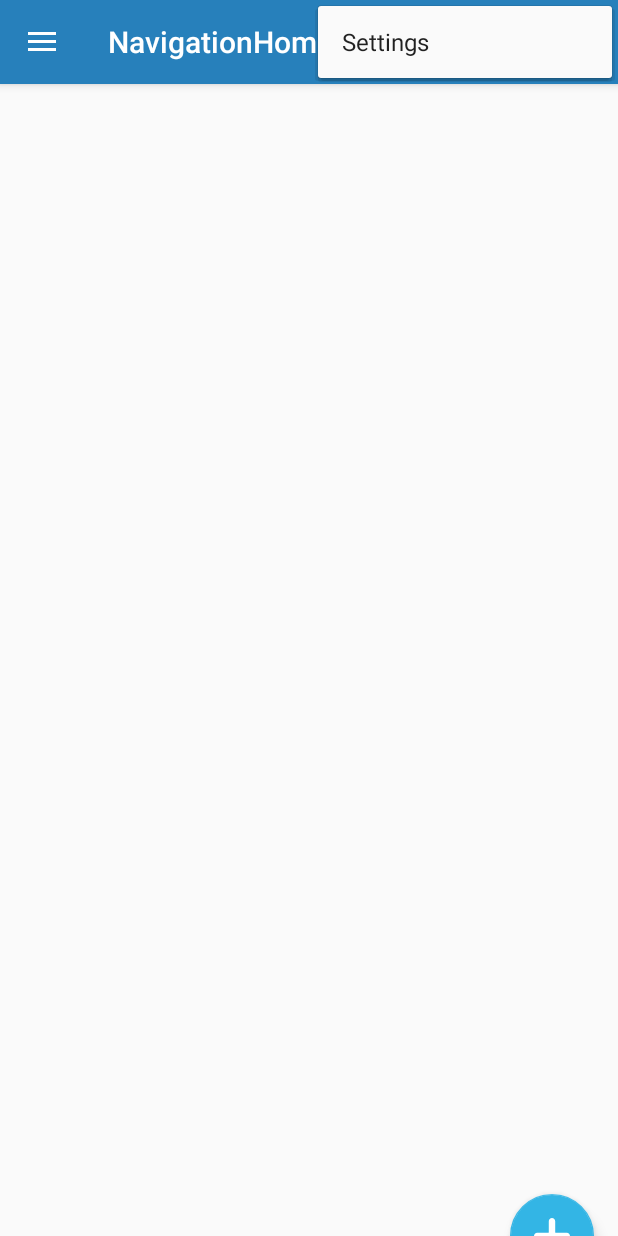
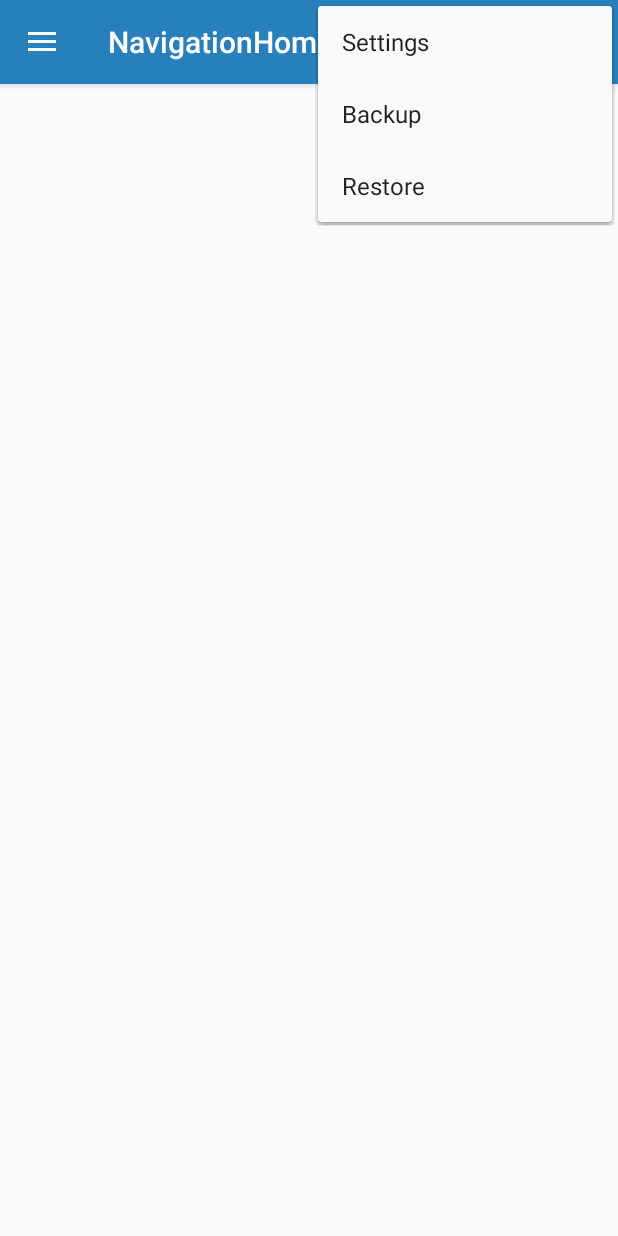
Before and after one commit to aniket2098/NotesApp, an Android app: the screen it shows after launch (NavigationHome), with the options menu open, on a phone screen of 412 x 824 dp. Run offline under Robolectric (Android 15) with nearby library versions, the phone set to English and light mode, and no system bars.

Commit message:
Auto backup using job scheduler. Backup and Restore and a few validations added.

```diff
--- a/app/build.gradle
+++ b/app/build.gradle
@@ -4,7 +4,7 @@ android {
     compileSdkVersion 28
     defaultConfig {
         applicationId "com.example.josh.joshtrainingapp"
-        minSdkVersion 21
+        minSdkVersion 23
         targetSdkVersion 28
         versionCode 1
         versionName "1.0"
--- a/app/src/main/AndroidManifest.xml
+++ b/app/src/main/AndroidManifest.xml
@@ -2,6 +2,7 @@
 <manifest xmlns:android="http://schemas.android.com/apk/res/android"
     xmlns:tools="http://schemas.android.com/tools"
     package="com.example.josh.joshtrainingapp">
+<uses-permission android:name="android.permission.WRITE_EXTERNAL_STORAGE"/>
 
     <application
         android:allowBackup="true"
@@ -10,7 +11,10 @@
         android:roundIcon="@mipmap/ic_launcher_round"
         android:supportsRtl="true"
         android:theme="@style/AppTheme"
-        tools:ignore="AllowBackup">
+        tools:ignore="AllowBackup,GoogleAppIndexingWarning">
+        <service
+            android:name=".Services.JobBackup"
+            android:permission="android.permission.BIND_JOB_SERVICE"/>
         <activity
             android:name=".Activity.MainActivity"
             android:noHistory="true">
--- a/app/src/main/java/com/example/josh/joshtrainingapp/Fragment/NotesFragment.java
+++ b/app/src/main/java/com/example/josh/joshtrainingapp/Fragment/NotesFragment.java
@@ -1,5 +1,7 @@
 package com.example.josh.joshtrainingapp.Fragment;
 
+import android.app.job.JobInfo;
+import android.app.job.JobScheduler;
 import android.content.Context;
 import android.content.SharedPreferences;
 import android.database.Cursor;
@@ -12,11 +14,14 @@ import android.support.v7.widget.DefaultItemAnimator;
 import android.support.v7.widget.GridLayoutManager;
 import android.support.v7.widget.LinearLayoutManager;
 import android.support.v7.widget.RecyclerView;
+import android.util.Log;
 import android.view.LayoutInflater;
 import android.view.View;
 import android.view.ViewGroup;
+import android.widget.SearchView;
 import android.widget.TextView;
 
+import com.example.josh.joshtrainingapp.Activity.NavigationHome;
 import com.example.josh.joshtrainingapp.Adapter.NotesAdapter;
 import com.example.josh.joshtrainingapp.Database.DBManager;
 import com.example.josh.joshtrainingapp.DataObject.NoteDisplayObject;
--- /dev/null
+++ b/app/src/main/res/drawable/ic_add_black_24dp.xml
@@ -0,0 +1,9 @@
+<vector xmlns:android="http://schemas.android.com/apk/res/android"
+        android:width="24dp"
+        android:height="24dp"
+        android:viewportWidth="24.0"
+        android:viewportHeight="24.0">
+    <path
+        android:fillColor="#FFffffff"
+        android:pathData="M19,13h-6v6h-2v-6H5v-2h6V5h2v6h6v2z"/>
+</vector>
--- a/app/src/main/res/layout/app_bar_navigation_home.xml
+++ b/app/src/main/res/layout/app_bar_navigation_home.xml
@@ -16,7 +16,10 @@
             android:layout_width="match_parent"
             android:layout_height="?attr/actionBarSize"
             android:background="?attr/colorPrimary"
-            app:popupTheme="@style/AppTheme.PopupOverlay" />
+            app:popupTheme="@style/AppTheme.PopupOverlay" >
+
+        </android.support.v7.widget.Toolbar>
+
 
     </android.support.design.widget.AppBarLayout>
 
--- a/app/src/main/res/layout/fragment_add_note.xml
+++ b/app/src/main/res/layout/fragment_add_note.xml
@@ -110,5 +110,5 @@
         android:layout_marginBottom="16dp"
         app:layout_constraintBottom_toBottomOf="parent"
         app:layout_constraintEnd_toEndOf="parent"
-        app:srcCompat="@android:drawable/checkbox_on_background" />
+        app:srcCompat="@drawable/ic_done_black_24dp" />
 </android.support.constraint.ConstraintLayout>
--- a/app/src/main/res/layout/fragment_notes.xml
+++ b/app/src/main/res/layout/fragment_notes.xml
@@ -9,16 +9,52 @@
 
     <!-- TODO: Update blank fragment layout -->
 
+    <TextView
+        android:id="@+id/textView"
+        android:layout_width="match_parent"
+        android:layout_height="70dp"
+        android:background="@color/colorPrimary"
+        android:visibility="gone"
+        app:layout_constraintTop_toTopOf="parent"
+        tools:layout_editor_absoluteX="0dp" />
+
+    <android.support.v7.widget.CardView
+        android:id="@+id/cardView"
+        android:layout_width="match_parent"
+        android:layout_height="wrap_content"
+        android:layout_margin="12dp"
+        android:layout_marginTop="8dp"
+        android:visibility="gone"
+        app:cardBackgroundColor="@android:color/transparent"
+        app:cardCornerRadius="5dp"
+        app:layout_constraintTop_toTopOf="parent"
+        tools:layout_editor_absoluteX="12dp">
+
+        <SearchView
+            android:id="@+id/searchView"
+            android:layout_width="match_parent"
+            android:layout_height="50dp"
+            android:background="@android:color/white"
+            app:layout_constraintEnd_toEndOf="parent"
+            app:layout_constraintStart_toStartOf="parent"
+            app:layout_constraintTop_toTopOf="parent">
+
+        </SearchView>
+    </android.support.v7.widget.CardView>
+
     <android.support.v7.widget.RecyclerView
         android:id="@+id/notesRecycler"
         android:layout_width="match_parent"
-        android:layout_height="match_parent"
+        android:layout_height="0dp"
         android:layout_marginStart="5dp"
         android:layout_marginTop="8dp"
         android:layout_marginEnd="5dp"
+        android:layout_marginBottom="8dp"
+        app:layout_constraintBottom_toBottomOf="parent"
         app:layout_constraintEnd_toEndOf="parent"
+        app:layout_constraintHorizontal_bias="0.0"
         app:layout_constraintStart_toStartOf="parent"
-        app:layout_constraintTop_toTopOf="parent" />
+        app:layout_constraintTop_toBottomOf="@+id/textView" />
 
     <android.support.design.widget.FloatingActionButton
         android:id="@+id/fab"
@@ -33,5 +69,5 @@
         app:layout_constraintEnd_toEndOf="parent"
         app:layout_constraintTop_toBottomOf="@+id/notesRecycler"
         app:layout_constraintVertical_bias="1.0"
-        app:srcCompat="@drawable/plus" />
+        app:srcCompat="@drawable/ic_add_black_24dp" />
 </android.support.constraint.ConstraintLayout>
--- a/app/src/main/res/layout/fragment_update_note.xml
+++ b/app/src/main/res/layout/fragment_update_note.xml
@@ -109,5 +109,5 @@
         android:layout_marginBottom="16dp"
         app:layout_constraintBottom_toBottomOf="parent"
         app:layout_constraintEnd_toEndOf="parent"
-        app:srcCompat="@android:drawable/checkbox_on_background" />
+        app:srcCompat="@drawable/ic_done_black_24dp" />
 </android.support.constraint.ConstraintLayout>
--- a/app/src/main/res/layout/fragment_view_note.xml
+++ b/app/src/main/res/layout/fragment_view_note.xml
@@ -76,6 +76,6 @@
         android:layout_marginBottom="16dp"
         app:layout_constraintBottom_toBottomOf="parent"
         app:layout_constraintEnd_toEndOf="parent"
-        app:srcCompat="@android:drawable/ic_menu_edit" />
+        app:srcCompat="@drawable/ic_edit_black_24dp" />
 
 </android.support.constraint.ConstraintLayout>
--- a/app/src/main/res/menu/navigation_home.xml
+++ b/app/src/main/res/menu/navigation_home.xml
@@ -6,4 +6,17 @@
         android:orderInCategory="100"
         android:title="@string/action_settings"
         app:showAsAction="never" />
+
+    <item
+        android:id="@+id/action_backup"
+        android:orderInCategory="100"
+        android:title="@string/backup"
+        app:showAsAction="never" />
+
+    <item
+        android:id="@+id/action_restore"
+        android:orderInCategory="100"
+        android:title="@string/restore"
+        app:showAsAction="never" />
+
 </menu>
--- a/app/src/main/res/values/strings.xml
+++ b/app/src/main/res/values/strings.xml
@@ -96,4 +96,6 @@
     <string name="grid">Grid</string>
     <string name="list">List</string>
     <string name="style">Style</string>
+    <string name="restore">Restore</string>
+    <string name="backup">Backup</string>
 </resources>
--- a/app/src/main/res/values/styles.xml
+++ b/app/src/main/res/values/styles.xml
@@ -12,11 +12,13 @@
         <item name="colorPrimaryDark">@color/colorPrimaryDark</item>
         <item name="colorAccent">@android:color/holo_blue_light</item>
     </style>
+
     <style name="LightThemeWithActionBar" parent="Theme.AppCompat.Light">
         <item name="colorPrimary">@color/colorPrimary</item>
         <item name="colorPrimaryDark">@color/colorPrimaryDark</item>
         <item name="colorAccent">@android:color/holo_blue_light</item>
     </style>
+
     <style name="DarkTheme" parent="android:ThemeOverlay.Material.Dark">
         <item name="colorPrimary">#2c2c2c</item>
         <item name="colorPrimaryDark">#000</item>
```
Also changed, not shown: app/src/main/java/com/example/josh/joshtrainingapp/Activity/MainActivity.java (+10 -1 lines), app/src/main/java/com/example/josh/joshtrainingapp/Activity/NavigationHome.java (+137 -29 lines), app/src/main/java/com/example/josh/joshtrainingapp/Activity/SettingsActivity.java (+45 -10 lines), app/src/main/java/com/example/josh/joshtrainingapp/Services/JobBackup.java (added, +65 -0 lines), app/src/main/res/drawable/ic_done_black_24dp.xml (added, +9 -0 lines), app/src/main/res/drawable/ic_edit_black_24dp.xml (added, +9 -0 lines), app/src/main/res/layout/activity_settings.xml (+17 -0 lines).
